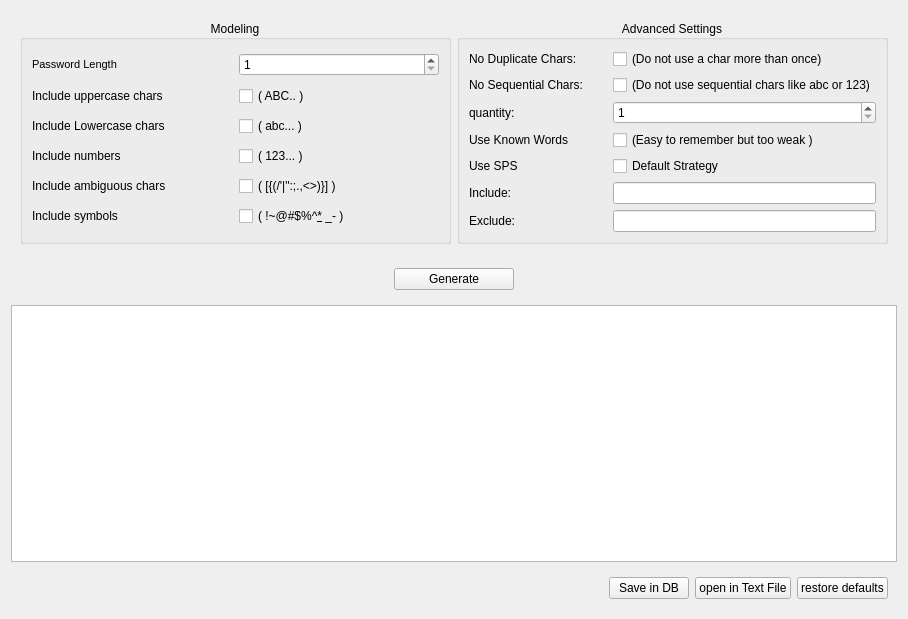
Before: the Qt Designer form GUI/generatortab.ui in pouyace/Password-Keeper, drawn with Qt 5.
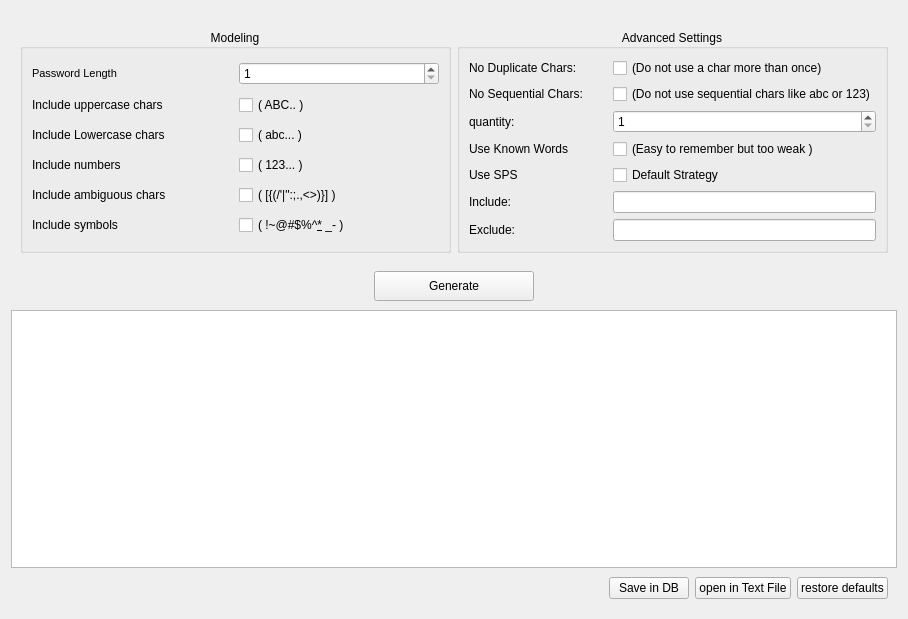
After: the same form once the commit is applied.

Diff of the .ui file:
```diff
--- a/GUI/generatortab.ui
+++ b/GUI/generatortab.ui
@@ -14,12 +14,21 @@
    <string>Form</string>
   </property>
   <layout class="QVBoxLayout" name="verticalLayout_4">
+   <property name="spacing">
+    <number>0</number>
+   </property>
+   <property name="topMargin">
+    <number>20</number>
+   </property>
    <item>
     <widget class="QWidget" name="infoWidget" native="true">
      <property name="class" stdset="0">
       <string>widget</string>
      </property>
      <layout class="QHBoxLayout" name="horizontalLayout_3">
+      <property name="bottomMargin">
+       <number>9</number>
+      </property>
       <item>
        <widget class="QGroupBox" name="modelingGroupBox">
         <property name="title">
@@ -311,8 +320,8 @@
         </property>
         <property name="minimumSize">
          <size>
-          <width>120</width>
-          <height>0</height>
+          <width>160</width>
+          <height>30</height>
          </size>
         </property>
         <property name="text">
```
